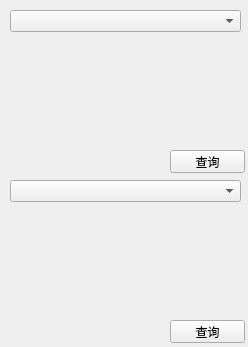
Old version of the form SerialPortAssistant-master/SerialPortAssistant-master/event/qualified_rateofvoltage.ui in the repository qq71838603/SerialPort-read9009.
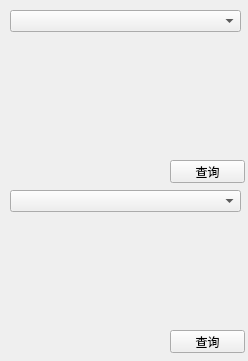
New version of the form.

```diff
--- a/SerialPortAssistant-master/SerialPortAssistant-master/event/qualified_rateofvoltage.ui
+++ b/SerialPortAssistant-master/SerialPortAssistant-master/event/qualified_rateofvoltage.ui
@@ -7,7 +7,7 @@
     <x>0</x>
     <y>0</y>
     <width>248</width>
-    <height>347</height>
+    <height>361</height>
    </rect>
   </property>
   <property name="windowTitle">
@@ -17,7 +17,7 @@
    <property name="geometry">
     <rect>
      <x>170</x>
-     <y>320</y>
+     <y>330</y>
      <width>75</width>
      <height>23</height>
     </rect>
@@ -30,7 +30,7 @@
    <property name="geometry">
     <rect>
      <x>10</x>
-     <y>180</y>
+     <y>190</y>
      <width>231</width>
      <height>22</height>
     </rect>
@@ -40,7 +40,7 @@
    <property name="geometry">
     <rect>
      <x>170</x>
-     <y>150</y>
+     <y>160</y>
      <width>75</width>
      <height>23</height>
     </rect>
```
